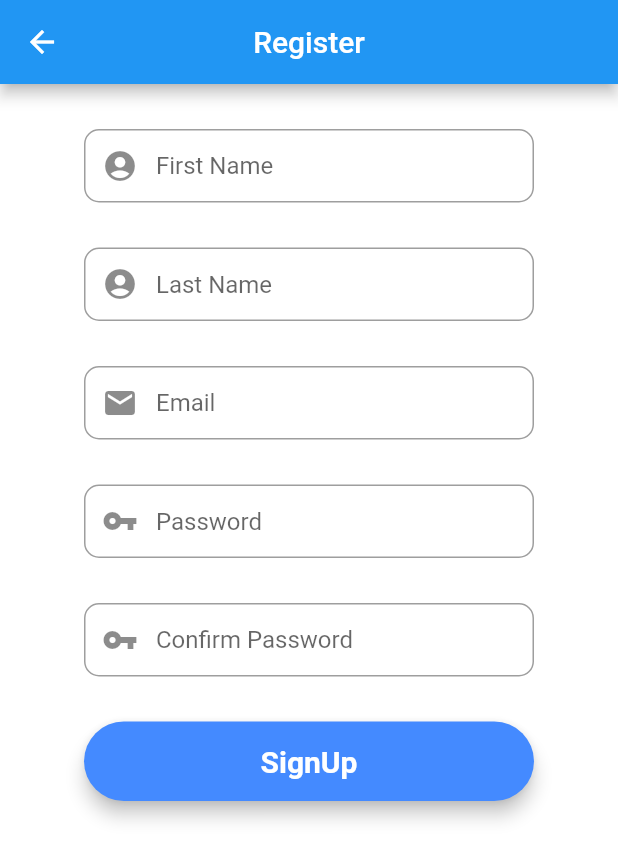
After one commit to SexySparrow/QResent_MPS_Project, a Flutter app: the AdminDashboard screen opened directly, after a tap on "Register Student", on a phone screen of 412 x 824 dp. The commit adds this screen. Shown: the top 860 px of the screen. Run offline on Flutter 3.47's test engine with Material 2 defaults, Android fonts, the phone set to English and light mode, and no system bars; our stand-ins replace cloud_firestore, firebase_auth, firebase_core, fluttertoast; accounts and stored records are empty.

Commit message:
Added design for admin dashboard and register

```diff
--- /dev/null
+++ b/qresent/lib/screens/admin_dashboard.dart
@@ -0,0 +1,223 @@
+import 'package:flutter/material.dart';
+import 'package:firebase_auth/firebase_auth.dart';
+import 'package:fluttertoast/fluttertoast.dart';
+import 'package:qresent/screens/register_screen.dart';
+import 'login_screen.dart';
+
+class AdminDashboard extends StatefulWidget {
+  const AdminDashboard({Key? key}) : super(key: key);
+
+  @override
+  _AdminDashboardState createState() => _AdminDashboardState();
+}
+
+class _AdminDashboardState extends State<AdminDashboard> {
+  final _auth = FirebaseAuth.instance;
+
+  Future<void> signOut() async {
+    await _auth.signOut().then((result) {
+      Fluttertoast.showToast(msg: "Signed Out");
+      Navigator.of(context).pushReplacement(
+          MaterialPageRoute(builder: (context) => const LoginScreen()));
+    }).catchError((e) {
+      Fluttertoast.showToast(msg: e!.message);
+    });
+  }
+
+  @override
+  Widget build(BuildContext context) {
+    return Scaffold(
+      appBar: AppBar(
+        title: const Text(
+          'Dashboard',
+        ),
+        actions: [
+          IconButton(
+            onPressed: () {
+              signOut();
+            },
+            icon: const Icon(Icons.logout),
+          )
+        ],
+      ),
+      body: Center(
+        child: Column(
+          mainAxisAlignment: MainAxisAlignment.center,
+          children: <Widget>[
+            Container(
+              margin: const EdgeInsets.only(
+                top: 10,
+                bottom: 10,
+              ),
+              width: 200,
+              decoration: BoxDecoration(
+                color: Colors.blueAccent,
+                borderRadius: BorderRadius.circular(20),
+                boxShadow: [
+                  BoxShadow(
+                    color: Colors.blue[500]!.withOpacity(0.5),
+                    spreadRadius: 3,
+                    blurRadius: 10,
+                  ),
+                ],
+              ),
+              child: MaterialButton(
+                onPressed: () {
+                  Navigator.of(context).push(MaterialPageRoute(
+                      builder: (context) => const RegisterScreen()));
+                },
+                child: const Text(
+                  "Register Student",
+                  textAlign: TextAlign.center,
+                  style: TextStyle(
+                    fontSize: 18,
+                    color: Colors.white,
+                    fontWeight: FontWeight.bold,
+                  ),
+                ),
+              ),
+            ),
+            Container(
+              margin: const EdgeInsets.only(
+                top: 10,
+                bottom: 10,
+              ),
+              width: 200,
+              decoration: BoxDecoration(
+                color: Colors.blueAccent,
+                borderRadius: BorderRadius.circular(20),
+                boxShadow: [
+                  BoxShadow(
+                    color: Colors.blue[500]!.withOpacity(0.5),
+                    spreadRadius: 3,
+                    blurRadius: 10,
+                  ),
+                ],
+              ),
+              child: MaterialButton(
+                onPressed: () {},
+                child: const Text(
+                  "Edit Student",
+                  textAlign: TextAlign.center,
+                  style: TextStyle(
+                    fontSize: 18,
+                    color: Colors.white,
+                    fontWeight: FontWeight.bold,
+                  ),
+                ),
+              ),
+            ),
+            Container(
+              margin: const EdgeInsets.only(
+                top: 10,
+                bottom: 10,
+              ),
+              width: 300,
+              height: 1,
+              color: Colors.grey[300],
+            ),
+            Container(
+              margin: const EdgeInsets.only(
+                top: 10,
+                bottom: 10,
+              ),
+              width: 200,
+              decoration: BoxDecoration(
+                color: Colors.blueAccent,
+                borderRadius: BorderRadius.circular(20),
+                boxShadow: [
+                  BoxShadow(
+                    color: Colors.blue[500]!.withOpacity(0.5),
+                    spreadRadius: 3,
+                    blurRadius: 10,
+                  ),
+                ],
+              ),
+              child: MaterialButton(
+                onPressed: () {},
+                child: const Text(
+                  "Register Teacher",
+                  textAlign: TextAlign.center,
+                  style: TextStyle(
+                    fontSize: 18,
+                    color: Colors.white,
+                    fontWeight: FontWeight.bold,
+                  ),
+                ),
+              ),
+            ),
+            Container(
+              margin: const EdgeInsets.only(
+                top: 10,
+                bottom: 10,
+              ),
+              width: 200,
+              decoration: BoxDecoration(
+                color: Colors.blueAccent,
+                borderRadius: BorderRadius.circular(20),
+                boxShadow: [
+                  BoxShadow(
+                    color: Colors.blue[500]!.withOpacity(0.5),
+                    spreadRadius: 3,
+                    blurRadius: 10,
+                  ),
+                ],
+              ),
+              child: MaterialButton(
+                onPressed: () {},
+                child: const Text(
+                  "Edit Teacher",
+                  textAlign: TextAlign.center,
+                  style: TextStyle(
+                    fontSize: 18,
+                    color: Colors.white,
+                    fontWeight: FontWeight.bold,
+                  ),
+                ),
+              ),
+            ),
+            Container(
+              margin: const EdgeInsets.only(
+                top: 10,
+                bottom: 10,
+              ),
+              width: 300,
+              height: 1,
+              color: Colors.grey[300],
+            ),
+            Container(
+              margin: const EdgeInsets.only(
+                top: 10,
+                bottom: 10,
+              ),
+              width: 200,
+              decoration: BoxDecoration(
+                color: Colors.blueAccent,
+                borderRadius: BorderRadius.circular(20),
+                boxShadow: [
+                  BoxShadow(
+                    color: Colors.blue[500]!.withOpacity(0.5),
+                    spreadRadius: 3,
+                    blurRadius: 10,
+                  ),
+                ],
+              ),
+              child: MaterialButton(
+                onPressed: () {},
+                child: const Text(
+                  "Courses",
+                  textAlign: TextAlign.center,
+                  style: TextStyle(
+                    fontSize: 18,
+                    color: Colors.white,
+                    fontWeight: FontWeight.bold,
+                  ),
+                ),
+              ),
+            ),
+          ],
+        ),
+      ),
+    );
+  }
+}
--- a/qresent/lib/screens/login_screen.dart
+++ b/qresent/lib/screens/login_screen.dart
@@ -4,6 +4,7 @@ import 'package:firebase_auth/firebase_auth.dart';
 import 'package:qresent/model/user_model.dart';
 import 'package:flutter/material.dart';
 import 'student_dashboard.dart';
+import 'admin_dashboard.dart';
 
 class LoginScreen extends StatefulWidget {
   const LoginScreen({Key? key}) : super(key: key);
@@ -61,6 +62,8 @@ class _LoginScreenState extends State<LoginScreen> {
                       left: 50.0,
                       right: 50.0,
                     ),
+                    child: SizedBox(
+                      width: 300,
                       child: TextFormField(
                         controller: emailController,
                         keyboardType: TextInputType.emailAddress,
@@ -82,11 +85,10 @@ class _LoginScreenState extends State<LoginScreen> {
                               .hasMatch(input)) {
                             return 'Please enter a valid email';
                           }
-
-                        return null;
                         },
                         textInputAction: TextInputAction.next,
                         onSaved: (input) => emailController.text = input!,
+                      ),
                     ),
                   ),
                   Padding(
@@ -95,6 +97,8 @@ class _LoginScreenState extends State<LoginScreen> {
                       left: 50.0,
                       right: 50.0,
                     ),
+                    child: SizedBox(
+                      width: 300,
                       child: TextFormField(
                         controller: passwordController,
                         textInputAction: TextInputAction.done,
@@ -116,19 +120,8 @@ class _LoginScreenState extends State<LoginScreen> {
                         obscureText: true,
                       ),
                     ),
+                  ),
                 ],
-              ),
-            ),
-            TextButton(
-              onPressed: () {
-                //TODO FORGOT PASSWORD SCREEN GOES HERE
-              },
-              child: const Text(
-                'Forgot Password',
-                style: TextStyle(
-                  color: Colors.blue,
-                  fontSize: 15,
-                ),
               ),
             ),
             Material(
@@ -149,6 +142,18 @@ class _LoginScreenState extends State<LoginScreen> {
                     color: Colors.white,
                     fontWeight: FontWeight.bold,
                   ),
+                ),
+              ),
+            ),
+            TextButton(
+              onPressed: () {
+                //TODO FORGOT PASSWORD SCREEN GOES HERE
+              },
+              child: const Text(
+                'Forgot Password',
+                style: TextStyle(
+                  color: Colors.blue,
+                  fontSize: 15,
                 ),
               ),
             ),
@@ -189,10 +194,8 @@ class _LoginScreenState extends State<LoginScreen> {
                       builder: (context) => const StudentDashboard()));
               Fluttertoast.showToast(msg: "Login Successful");
             } else if (currentUser.accessLevel == '2') {
-              Navigator.of(context).pushReplacement(
-                  // To change StudentDashboard with AdminDashboard when this one will be created
-                  MaterialPageRoute(
-                      builder: (context) => const StudentDashboard()));
+              Navigator.of(context).pushReplacement(MaterialPageRoute(
+                  builder: (context) => const AdminDashboard()));
               Fluttertoast.showToast(msg: "Login Successful");
             }
           });
--- /dev/null
+++ b/qresent/lib/screens/register_screen.dart
@@ -0,0 +1,237 @@
+import 'package:flutter/material.dart';
+
+class RegisterScreen extends StatefulWidget {
+  const RegisterScreen({Key? key}) : super(key: key);
+
+  @override
+  _RegisterScreenState createState() => _RegisterScreenState();
+}
+
+class _RegisterScreenState extends State<RegisterScreen> {
+  final _formKey = GlobalKey<FormState>();
+
+  final firstNameController = TextEditingController();
+  final lastNameController = TextEditingController();
+  final emailController = TextEditingController();
+  final passwordController = TextEditingController();
+  final confirmPasswordController = TextEditingController();
+
+  @override
+  Widget build(BuildContext context) {
+    return WillPopScope(
+      onWillPop: () async {
+        return true;
+      },
+      child: Scaffold(
+        backgroundColor: Colors.white,
+        appBar: AppBar(
+          centerTitle: true,
+          title: const Text(
+            "Register",
+          ),
+        ),
+        body: SingleChildScrollView(
+          child: Center(
+            child: Column(
+              children: <Widget>[
+                Form(
+                  key: _formKey,
+                  child: Column(
+                    children: <Widget>[
+                      Padding(
+                        padding: const EdgeInsets.only(
+                          top: 30.0,
+                          left: 50.0,
+                          right: 50.0,
+                        ),
+                        child: SizedBox(
+                          width: 300,
+                          child: TextFormField(
+                            controller: firstNameController,
+                            keyboardType: TextInputType.name,
+                            decoration: InputDecoration(
+                              prefixIcon: const Icon(Icons.account_circle),
+                              contentPadding:
+                                  const EdgeInsets.fromLTRB(20, 15, 20, 15),
+                              hintText: "First Name",
+                              border: OutlineInputBorder(
+                                borderRadius: BorderRadius.circular(10),
+                              ),
+                            ),
+                            validator: (input) {
+                              if (input!.isEmpty) {
+                                return 'Please Enter Student\'s First Name';
+                              }
+                            },
+                            textInputAction: TextInputAction.next,
+                            onSaved: (input) =>
+                                firstNameController.text = input!,
+                          ),
+                        ),
+                      ),
+                      Padding(
+                        padding: const EdgeInsets.only(
+                          top: 30.0,
+                          left: 50.0,
+                          right: 50.0,
+                        ),
+                        child: SizedBox(
+                          width: 300,
+                          child: TextFormField(
+                            controller: lastNameController,
+                            keyboardType: TextInputType.name,
+                            decoration: InputDecoration(
+                              prefixIcon: const Icon(Icons.account_circle),
+                              contentPadding:
+                                  const EdgeInsets.fromLTRB(20, 15, 20, 15),
+                              hintText: "Last Name",
+                              border: OutlineInputBorder(
+                                borderRadius: BorderRadius.circular(10),
+                              ),
+                            ),
+                            validator: (input) {
+                              if (input!.isEmpty) {
+                                return 'Please Enter Student\'s Last Name';
+                              }
+                            },
+                            textInputAction: TextInputAction.next,
+                            onSaved: (input) =>
+                                lastNameController.text = input!,
+                          ),
+                        ),
+                      ),
+                      Padding(
+                        padding: const EdgeInsets.only(
+                          top: 30.0,
+                          left: 50.0,
+                          right: 50.0,
+                        ),
+                        child: SizedBox(
+                          width: 300,
+                          child: TextFormField(
+                            controller: emailController,
+                            keyboardType: TextInputType.emailAddress,
+                            decoration: InputDecoration(
+                              prefixIcon: const Icon(Icons.mail),
+                              contentPadding:
+                                  const EdgeInsets.fromLTRB(20, 15, 20, 15),
+                              hintText: "Email",
+                              border: OutlineInputBorder(
+                                borderRadius: BorderRadius.circular(10),
+                              ),
+                            ),
+                            validator: (input) {
+                              if (input!.isEmpty) {
+                                return 'Please enter an email';
+                              }
+
+                              if (!RegExp(
+                                      "^[a-zA-Z0-9++.-]+@[a-zA-Z0-9.-]+.[a-z].")
+                                  .hasMatch(input)) {
+                                return 'Please enter a valid email';
+                              }
+                            },
+                            textInputAction: TextInputAction.next,
+                            onSaved: (input) => emailController.text = input!,
+                          ),
+                        ),
+                      ),
+                      Padding(
+                        padding: const EdgeInsets.only(
+                          top: 30.0,
+                          left: 50.0,
+                          right: 50.0,
+                        ),
+                        child: SizedBox(
+                          width: 300,
+                          child: TextFormField(
+                            controller: passwordController,
+                            textInputAction: TextInputAction.next,
+                            decoration: InputDecoration(
+                              prefixIcon: const Icon(Icons.vpn_key),
+                              contentPadding:
+                                  const EdgeInsets.fromLTRB(20, 15, 20, 15),
+                              hintText: "Password",
+                              border: OutlineInputBorder(
+                                borderRadius: BorderRadius.circular(10),
+                              ),
+                            ),
+                            validator: (input) {
+                              if (input!.isEmpty) {
+                                return 'Please Enter Password';
+                              }
+                            },
+                            onSaved: (input) =>
+                                passwordController.text = input!,
+                            obscureText: true,
+                          ),
+                        ),
+                      ),
+                      Padding(
+                        padding: const EdgeInsets.only(
+                          top: 30.0,
+                          left: 50.0,
+                          right: 50.0,
+                        ),
+                        child: SizedBox(
+                          width: 300,
+                          child: TextFormField(
+                            controller: confirmPasswordController,
+                            textInputAction: TextInputAction.done,
+                            decoration: InputDecoration(
+                              prefixIcon: const Icon(Icons.vpn_key),
+                              contentPadding:
+                                  const EdgeInsets.fromLTRB(20, 15, 20, 15),
+                              hintText: "Confirm Password",
+                              border: OutlineInputBorder(
+                                borderRadius: BorderRadius.circular(10),
+                              ),
+                            ),
+                            validator: (input) {
+                              if (input!.isEmpty) {
+                                return 'Please Confirm Your Password';
+                              }
+                            },
+                            onSaved: (input) =>
+                                passwordController.text = input!,
+                            obscureText: true,
+                          ),
+                        ),
+                      ),
+                    ],
+                  ),
+                ),
+                Padding(
+                  padding: const EdgeInsets.only(
+                    top: 30.0,
+                    left: 50.0,
+                    right: 50.0,
+                  ),
+                  child: Material(
+                    elevation: 5,
+                    borderRadius: BorderRadius.circular(30),
+                    color: Colors.blueAccent,
+                    child: MaterialButton(
+                      onPressed: () {},
+                      padding: const EdgeInsets.fromLTRB(20, 15, 20, 15),
+                      minWidth: 300,
+                      child: const Text(
+                        "SignUp",
+                        textAlign: TextAlign.center,
+                        style: TextStyle(
+                          fontSize: 20,
+                          color: Colors.white,
+                          fontWeight: FontWeight.bold,
+                        ),
+                      ),
+                    ),
+                  ),
+                ),
+              ],
+            ),
+          ),
+        ),
+      ),
+    );
+  }
+}
```
Lines whose indentation alone changed are shown as unchanged.
